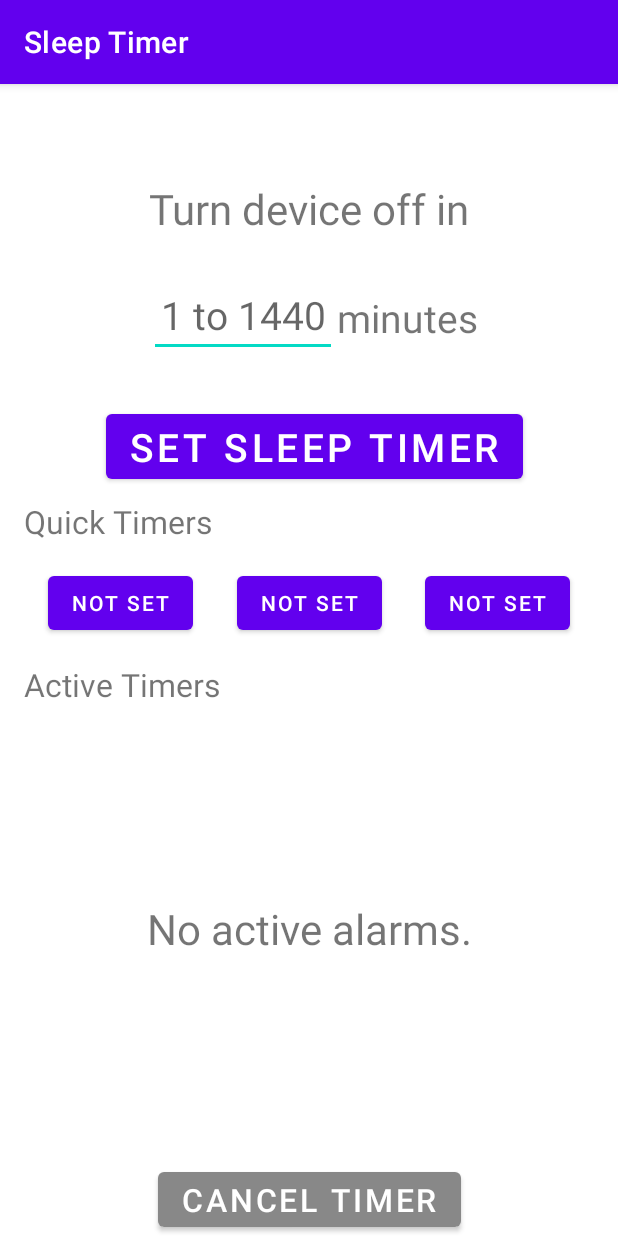
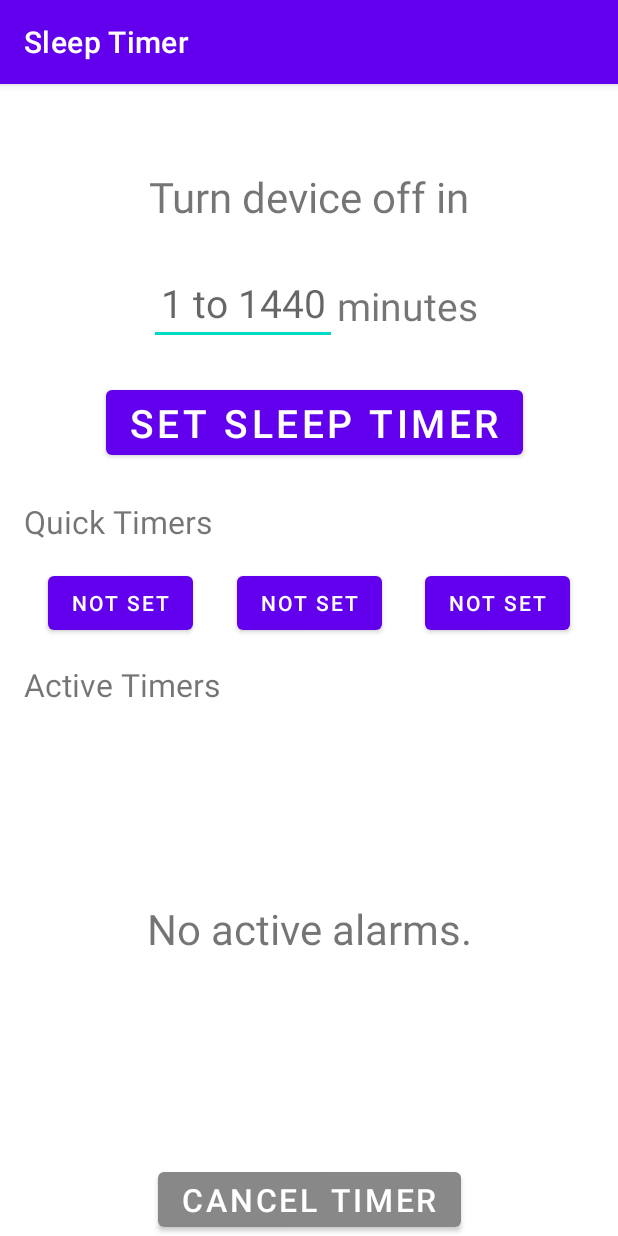
Before and after one commit to EvanFarris/SleepTimerApp, an Android app: the screen it shows after launch (MainActivity), on a phone screen of 412 x 824 dp. Run offline under Robolectric (Android 15) with nearby library versions, the phone set to English and light mode, and no system bars; our stand-ins replace AdMob.

Commit message:
Refactored several functions for clarity

```diff
--- a/app/build.gradle
+++ b/app/build.gradle
@@ -9,8 +9,8 @@
         applicationId 'com.gmail.efarrisdevelopment.usa.sleeptimer'
         minSdk 21
         targetSdk 31
-        versionCode 5
-        versionName "1.1.0"
+        versionCode 6
+        versionName "1.1.1"
 
         testInstrumentationRunner "androidx.test.runner.AndroidJUnitRunner"
         minSdkVersion 28
--- a/app/src/main/res/layout-land/activity_main.xml
+++ b/app/src/main/res/layout-land/activity_main.xml
@@ -92,7 +92,7 @@
         android:id="@+id/cancelButton"
         android:layout_width="wrap_content"
         android:layout_height="wrap_content"
-        android:onClick="cancelAlarm"
+        android:onClick="cancelSleepTimer"
         android:text="@string/cancel_text"
         android:textSize="21sp"
         app:layout_constraintBottom_toBottomOf="@+id/sleepButton"
--- a/app/src/main/res/layout-sw600dp-land/activity_main.xml
+++ b/app/src/main/res/layout-sw600dp-land/activity_main.xml
@@ -97,7 +97,7 @@
         android:id="@+id/cancelButton"
         android:layout_width="wrap_content"
         android:layout_height="wrap_content"
-        android:onClick="cancelAlarm"
+        android:onClick="cancelSleepTimer"
         android:text="@string/cancel_text"
         android:textSize="32sp"
         app:layout_constraintBottom_toBottomOf="@+id/sleepButton"
--- a/app/src/main/res/layout-sw600dp/activity_main.xml
+++ b/app/src/main/res/layout-sw600dp/activity_main.xml
@@ -99,7 +99,7 @@
         android:layout_width="wrap_content"
         android:layout_height="wrap_content"
         android:layout_marginBottom="48dp"
-        android:onClick="cancelAlarm"
+        android:onClick="cancelSleepTimer"
         android:text="@string/cancel_text"
         android:textSize="32sp"
         app:layout_constraintBottom_toTopOf="@+id/maAdView"
--- a/app/src/main/res/layout/activity_main.xml
+++ b/app/src/main/res/layout/activity_main.xml
@@ -40,7 +40,7 @@
         android:id="@+id/sleepButton"
         android:layout_width="wrap_content"
         android:layout_height="wrap_content"
-        android:layout_marginTop="32dp"
+        android:layout_marginTop="24dp"
         android:onClick="clickSleepTimer"
         android:scaleX="1"
         android:scaleY="1"
@@ -56,7 +56,7 @@
         android:id="@+id/textView"
         android:layout_width="wrap_content"
         android:layout_height="wrap_content"
-        android:layout_marginTop="64dp"
+        android:layout_marginTop="56dp"
         android:text="@string/turnPhoneOffIn"
         android:textSize="28sp"
         app:layout_constraintEnd_toEndOf="parent"
@@ -94,7 +94,7 @@
         android:id="@+id/cancelButton"
         android:layout_width="wrap_content"
         android:layout_height="wrap_content"
-        android:onClick="cancelAlarm"
+        android:onClick="cancelSleepTimer"
         android:text="@string/cancel_text"
         android:textSize="21sp"
         app:layout_constraintBottom_toTopOf="@+id/maAdView"
@@ -130,7 +130,7 @@
         android:id="@+id/quickLabel"
         android:layout_width="wrap_content"
         android:layout_height="wrap_content"
-        android:layout_marginTop="8dp"
+        android:layout_marginTop="24dp"
         android:text="@string/quickTimerLabel"
         android:textSize="21sp"
         app:layout_constraintStart_toStartOf="@+id/activeTimerText"
```
Also changed, not shown: app/src/main/java/com/gmail/efarrisdevelopment/usa/sleeptimer/MainActivity.java (+31 -57 lines).
